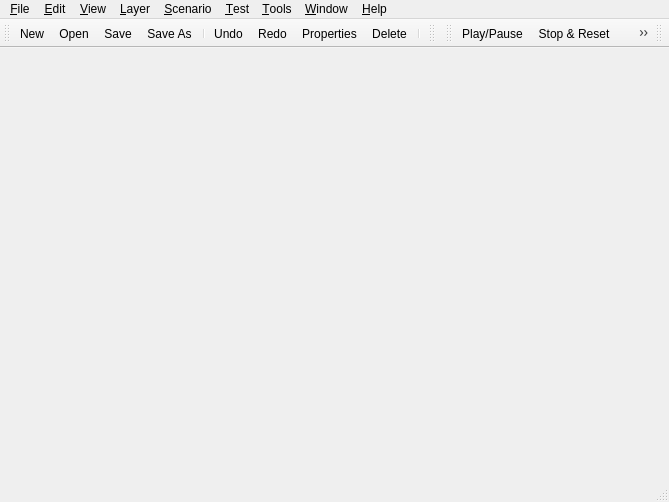
The window that ChkForge/mainwindow.ui (heinermann/ChkForge) describes before a commit, drawn with Qt 5.
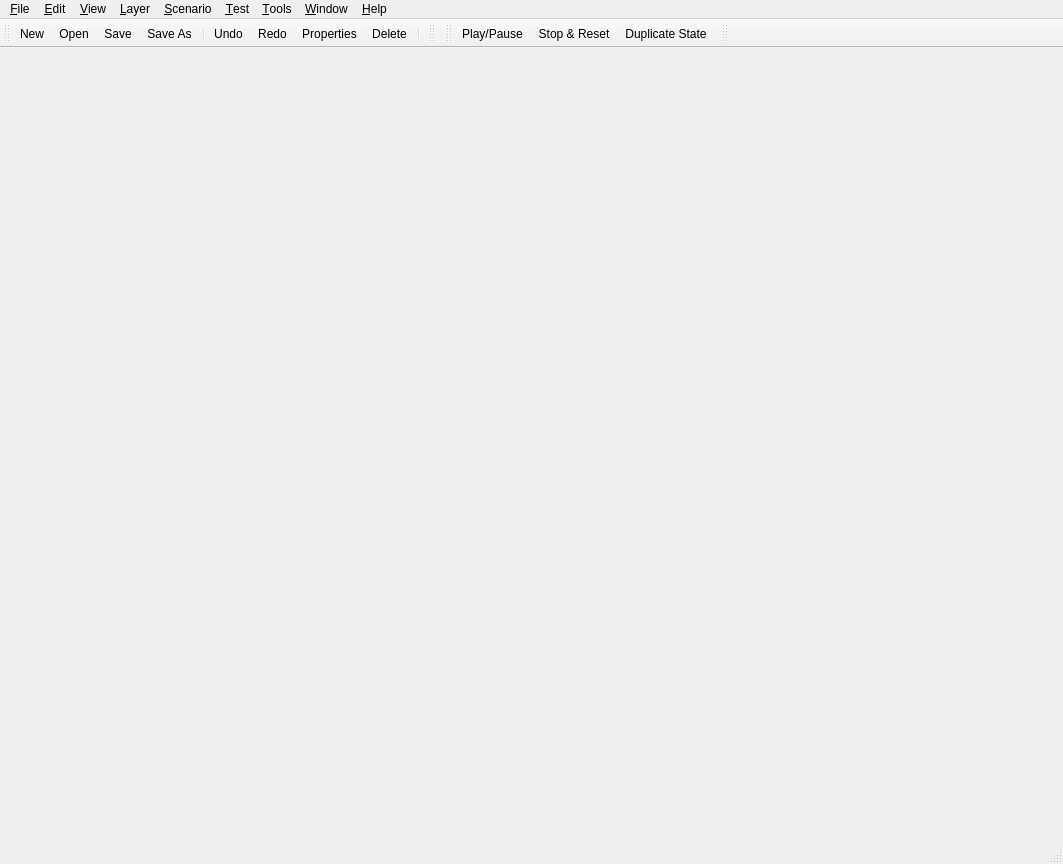
The same window after the commit. Icons and pictures are not drawn.

What changed in the file:
```diff
--- a/ChkForge/mainwindow.ui
+++ b/ChkForge/mainwindow.ui
@@ -6,10 +6,16 @@
    <rect>
     <x>0</x>
     <y>0</y>
-    <width>669</width>
-    <height>502</height>
+    <width>1063</width>
+    <height>864</height>
    </rect>
   </property>
+  <property name="sizePolicy">
+   <sizepolicy hsizetype="Maximum" vsizetype="Maximum">
+    <horstretch>0</horstretch>
+    <verstretch>0</verstretch>
+   </sizepolicy>
+  </property>
   <property name="windowTitle">
    <string>MainWindow</string>
   </property>
@@ -22,13 +28,6 @@
     height: 3px;
 }
 
-QSplitter::handle {
-    background-color: palette(window);
-}
-
-#centralwidget {
-    background-color: palette(window);
-}
 </string>
   </property>
   <property name="dockOptions">
@@ -40,7 +39,7 @@
     <rect>
      <x>0</x>
      <y>0</y>
-     <width>669</width>
+     <width>1063</width>
      <height>22</height>
     </rect>
    </property>
```
